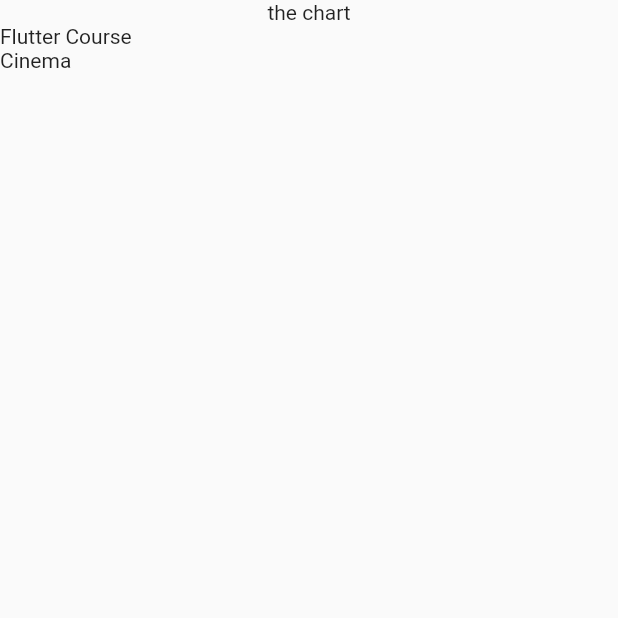
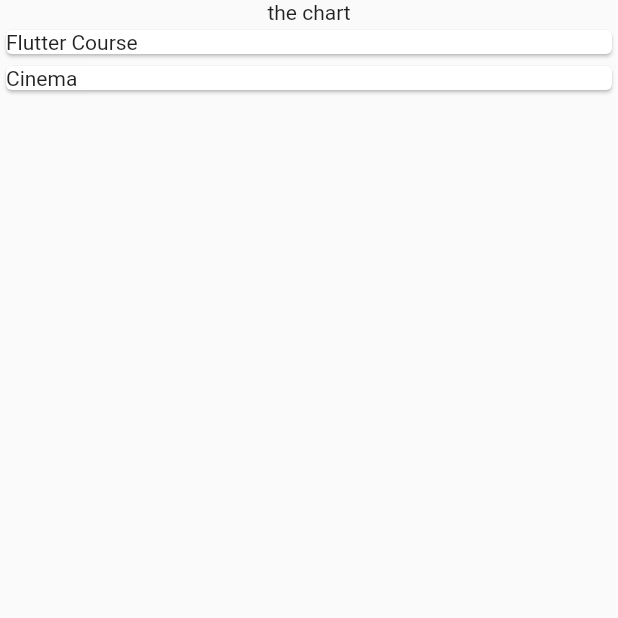
Before and after one commit to deepBn/expense_tracker, a Flutter app: the screen it shows after launch, on a phone screen of 412 x 824 dp, the top half of it. Run offline on Flutter 3.47's test engine with Material 2 defaults, Android fonts, the phone set to English and light mode, and no system bars.

Commit message:
Restructuring the folders and added items

```diff
--- a/lib/main.dart
+++ b/lib/main.dart
@@ -1,4 +1,4 @@
-import 'package:expense_tracker/expenses.dart';
+import 'package:expense_tracker/widgets/expenses.dart';
 import 'package:flutter/material.dart';
 
 void main(List<String> args) {
--- a/lib/expenses.dart
+++ b/lib/widgets/expenses.dart
@@ -1,4 +1,4 @@
-import 'package:expense_tracker/expenses_list.dart';
+import 'package:expense_tracker/widgets/expenses_list/expenses_list.dart';
 import 'package:expense_tracker/models/expense.dart';
 import 'package:flutter/material.dart';
 
--- /dev/null
+++ b/lib/widgets/expenses_list/expense_item.dart
@@ -0,0 +1,15 @@
+import 'package:flutter/material.dart';
+import 'package:expense_tracker/models/expense.dart';
+
+class ExpenseItem extends StatelessWidget {
+  const ExpenseItem(this.expense, {super.key});
+
+  final Expense expense;
+
+  @override
+  Widget build(BuildContext context) {
+    return Card(
+      child: Text(expense.title),
+    );
+  }
+}
--- a/lib/expenses_list.dart
+++ b/lib/widgets/expenses_list/expenses_list.dart
@@ -1,4 +1,5 @@
 import 'package:expense_tracker/models/expense.dart';
+import 'package:expense_tracker/widgets/expenses_list/expense_item.dart';
 import 'package:flutter/material.dart';
 
 class ExpensesList extends StatelessWidget {
@@ -13,7 +14,7 @@ class ExpensesList extends StatelessWidget {
   Widget build(BuildContext context) {
     return ListView.builder(
       itemCount: expenses.length,
-      itemBuilder: (ctx, index) => Text(expenses[index].title),
+      itemBuilder: (ctx, index) => ExpenseItem(expenses[index]),
     );
   }
 }
```
